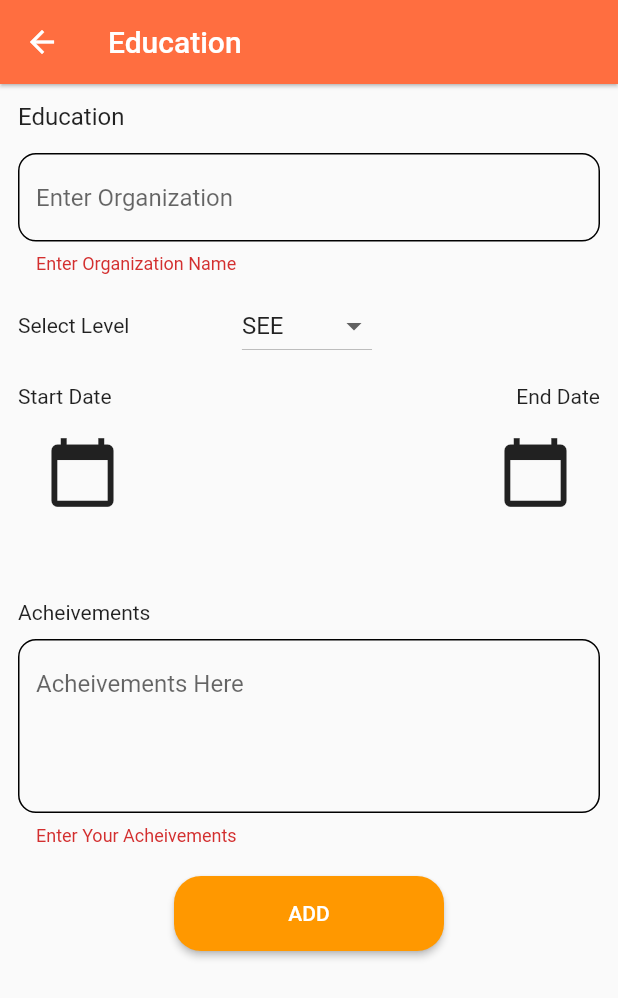
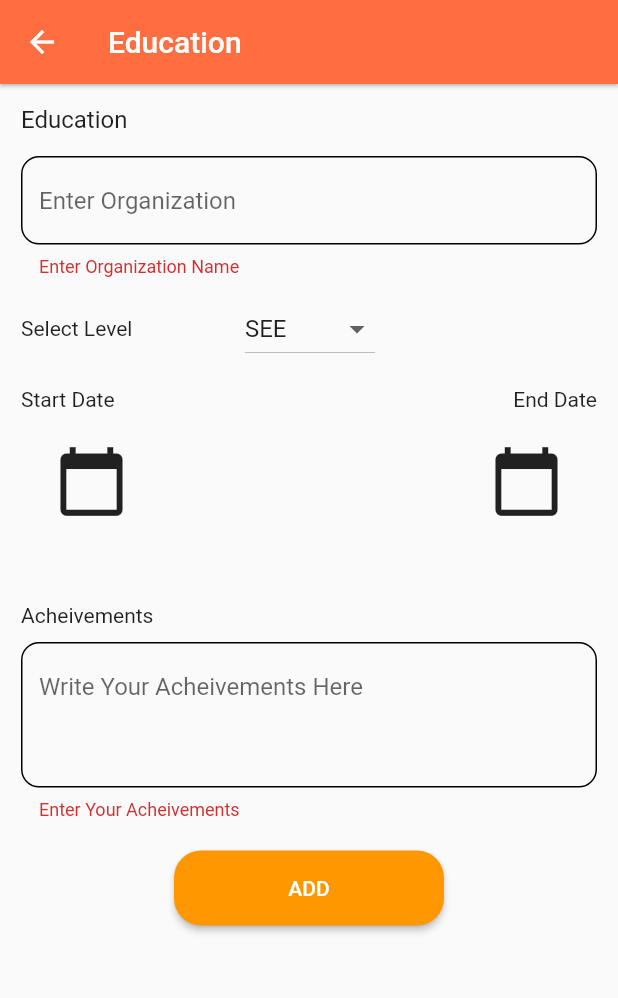
Before and after one commit to Yazoo555/-flutter_intern, a Flutter app: the AddEducation screen opened directly, after a tap on "ADD", on a phone screen of 412 x 824 dp. Shown: the top 998 px of the screen. Run offline on Flutter 3.47's test engine with Material 2 defaults, Android fonts, the phone set to English and light mode, and no system bars.

Commit message:
Sixth Commit -->33

```diff
--- a/lib/day_6/education/add_edu.dart
+++ b/lib/day_6/education/add_edu.dart
@@ -36,15 +36,17 @@ class _AddEducationState extends State<AddEducation> {
         ),
         body: Container(
           child: Padding(
-            padding: const EdgeInsets.all(12.0),
+            padding: const EdgeInsets.all(14.0),
             child: Form(
               key: _eduKey,
+              child: SingleChildScrollView(
                 child: Column(
                   crossAxisAlignment: CrossAxisAlignment.start,
                   children: [
                     Text(
                       "Education",
-                    style: TextStyle(fontWeight: FontWeight.w400, fontSize: 16),
+                      style:
+                          TextStyle(fontWeight: FontWeight.w400, fontSize: 16),
                     ),
                     SizedBox(
                       height: 15,
@@ -96,6 +98,7 @@ class _AddEducationState extends State<AddEducation> {
 
                         DropdownButton(
                           value: _dropDownValue,
+                          elevation: 2,
                           dropdownColor: Colors.grey.shade200,
                           onChanged: (String? newValue) {
                             setState(() {
@@ -109,7 +112,6 @@ class _AddEducationState extends State<AddEducation> {
                             );
                           }).toList(),
                         ),
-                      //
                       ],
                     ),
                     SizedBox(
@@ -118,12 +120,14 @@ class _AddEducationState extends State<AddEducation> {
                     Row(
                       children: [
                         Text("Start Date"),
-                      Spacer(),
+                        Spacer(
+                          flex: 2,
+                        ),
                         Text("End Date"),
                       ],
                     ),
                     Padding(
-                    padding: const EdgeInsets.all(18.0),
+                      padding: const EdgeInsets.all(22.0),
                       child: Row(
                         children: [
                           GestureDetector(
@@ -146,7 +150,9 @@ class _AddEducationState extends State<AddEducation> {
                               });
                             },
                           ),
-                        Spacer(),
+                          Spacer(
+                            flex: 2,
+                          ),
                           GestureDetector(
                             child: Icon(
                               Icons.calendar_today,
@@ -171,11 +177,13 @@ class _AddEducationState extends State<AddEducation> {
                       ),
                     ),
                     Padding(
-                    padding: const EdgeInsets.all(8.0),
+                      padding: const EdgeInsets.all(4.0),
                       child: Row(
                         children: [
                           Text(_eStartDate),
-                        Spacer(),
+                          Spacer(
+                            flex: 2,
+                          ),
                           Text(_eEndDate),
                         ],
                       ),
@@ -193,14 +201,14 @@ class _AddEducationState extends State<AddEducation> {
                           return "Enter Your Acheivements";
                         } else if (RegExp(r'[^a-zA-Z ]').hasMatch(value)) {
                           return "Numbers are not Valid.";
-                      } else if (acheivementController.text.length > 10) {
-                        return "Limited to 10 Characters ";
+                        } else if (acheivementController.text.length > 100) {
+                          return "Limited to 100 Characters ";
                         }
                         return null;
                       },
-                    maxLines: 4,
+                      maxLines: 3,
                       decoration: InputDecoration(
-                      hintText: 'Acheivements Here',
+                        hintText: 'Write Your Acheivements Here',
                         enabledBorder: OutlineInputBorder(
                           borderSide: BorderSide(color: Colors.black),
                           borderRadius: BorderRadius.circular(12),
@@ -256,8 +264,8 @@ class _AddEducationState extends State<AddEducation> {
                                   borderRadius: BorderRadius.circular(17.0),
                                 ),
                                 iconColor: Colors.white,
-                              titleTextStyle:
-                                  TextStyle(color: Colors.white, fontSize: 25),
+                                titleTextStyle: TextStyle(
+                                    color: Colors.white, fontSize: 25),
                               ),
                             );
                           }
@@ -271,6 +279,7 @@ class _AddEducationState extends State<AddEducation> {
             ),
           ),
         ),
+      ),
     );
   }
 }
```
Also changed, not shown: lib/day_6/cv_page.dart (+8 -7 lines). Lines whose indentation alone changed are shown as unchanged.
